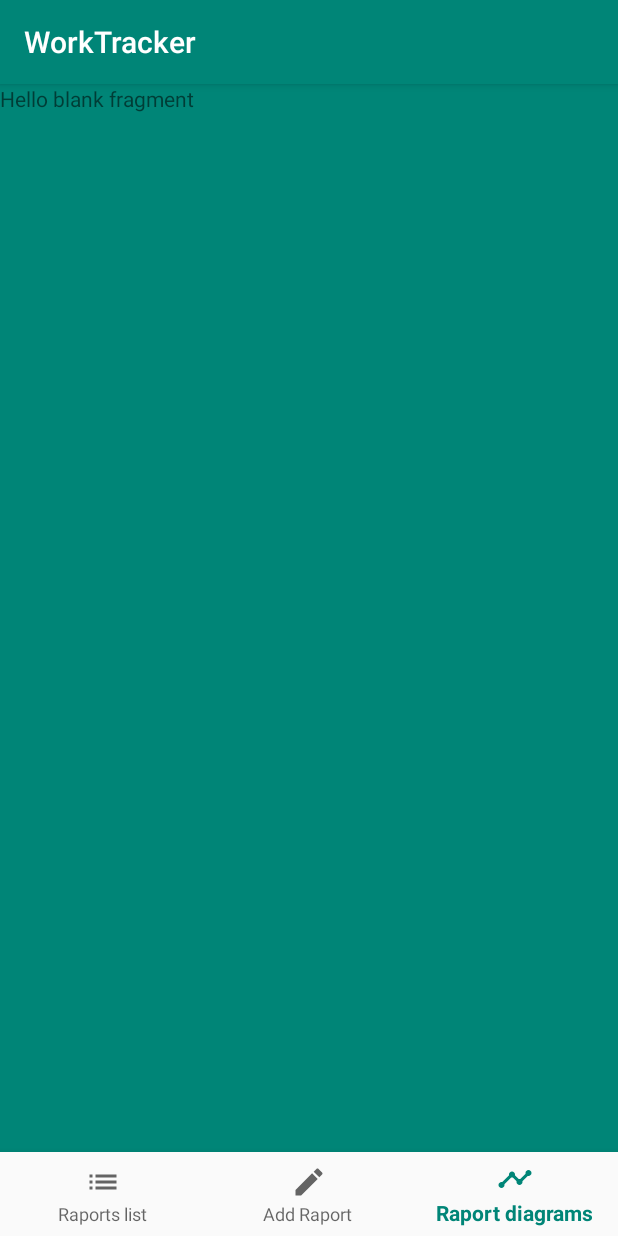
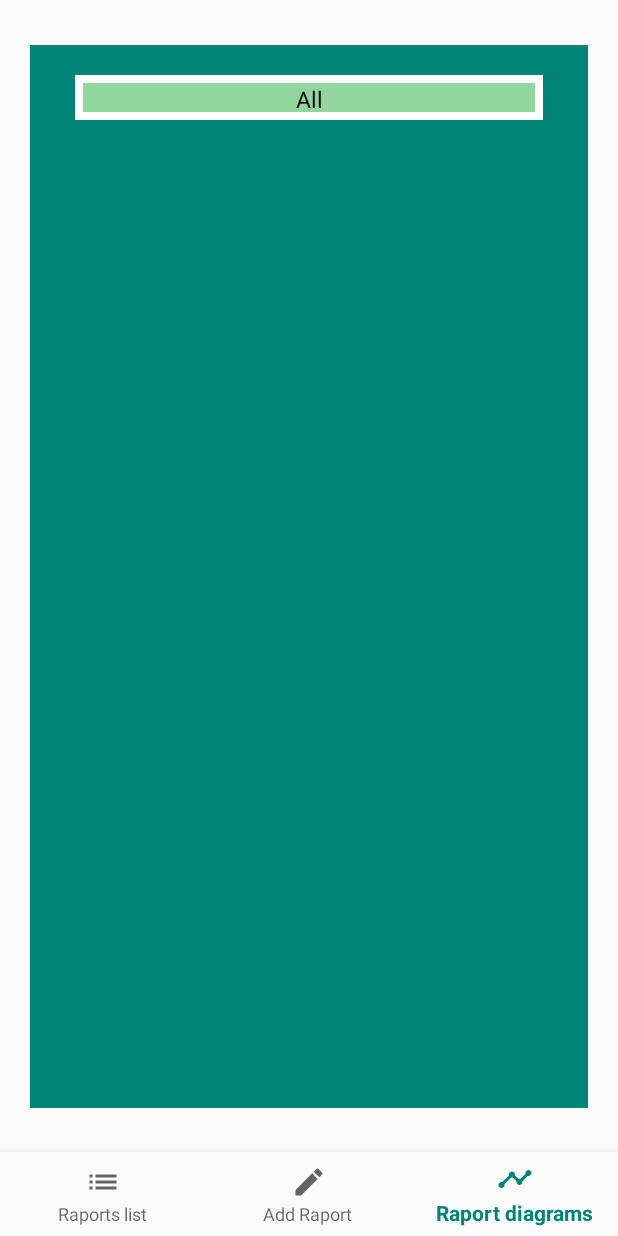
Before and after one commit to Jankowsky/WorkTracker-Kotlin, an Android app: the screen it shows after launch (MainActivity), item 3 of the bottom bar chosen, on a phone screen of 412 x 824 dp. Run offline under Robolectric (Android 15) with nearby library versions, the phone set to English and light mode, and no system bars; our stand-ins replace Room's generated code.

Commit message:
styled app, repaired some bugs

```diff
--- a/WorkTracker/app/src/main/java/com/example/student/worktracker/MainActivity.kt
+++ b/WorkTracker/app/src/main/java/com/example/student/worktracker/MainActivity.kt
@@ -16,17 +16,14 @@ class MainActivity : AppCompatActivity() {
     private val mOnNavigationItemSelectedListener = BottomNavigationView.OnNavigationItemSelectedListener { item ->
         when (item.itemId) {
             R.id.navigation_home -> {
-                message.setText(R.string.title_home)
                 createRaportListViewFragment()
                 return@OnNavigationItemSelectedListener true
             }
             R.id.navigation_dashboard -> {
-                message.setText(R.string.title_dashboard)
                 createAddRaportFragment()
                 return@OnNavigationItemSelectedListener true
             }
             R.id.navigation_notifications -> {
-                message.setText(R.string.title_notifications)
                 createRaportDiagramsFragment()
                 return@OnNavigationItemSelectedListener true
             }
--- a/WorkTracker/app/src/main/java/com/example/student/worktracker/RaportDiagramsFragment.kt
+++ b/WorkTracker/app/src/main/java/com/example/student/worktracker/RaportDiagramsFragment.kt
@@ -1,13 +1,18 @@
 package com.example.student.worktracker
 
 
+import android.content.Context
 import android.os.Bundle
 import android.support.v4.app.Fragment
 import android.view.LayoutInflater
 import android.view.View
 import android.view.ViewGroup
+import android.widget.ArrayAdapter
+import android.widget.Spinner
 
 import com.example.student.worktracker.R
+import com.example.student.worktracker.Room.AppDb
+import java.util.concurrent.Executors
 
 // TODO: Rename parameter arguments, choose names that match
 // the fragment initialization parameters, e.g. ARG_ITEM_NUMBER
@@ -20,6 +25,10 @@ private const val ARG_PARAM2 = "param2"
  */
 class RaportDiagramsFragment : Fragment() {
 
+    var db : AppDb? = null
+    var spinner : Spinner? = null
+    var categoryList : Array<String?>? = null
+
     override fun onCreateView(
         inflater: LayoutInflater, container: ViewGroup?,
         savedInstanceState: Bundle?
@@ -28,5 +37,35 @@ class RaportDiagramsFragment : Fragment() {
         return inflater.inflate(R.layout.fragment_raport_diagrams, container, false)
     }
 
+    override fun onAttach(context: Context?) {
+        super.onAttach(context)
 
+        db = AppDb(context!!)
+        val myExecutor = Executors.newSingleThreadExecutor()
+        myExecutor.execute {
+            var raports = db!!.raportDao().getCategories()
+            categoryList = arrayOfNulls<String>(raports.size+1)
+            categoryList!![0] = getString(R.string.all)
+            for (i in 1 until raports.size+1) {
+                val raport = raports[i-1]
+                categoryList!![i] = raport
+            }
+
+
+            val adapter = ArrayAdapter<String>(activity!!, R.layout.spinner_item, R.id.categoryItem, categoryList)
+
+            activity!!.runOnUiThread(Runnable {
+                spinner!!.adapter = adapter
+            })
+        }
+
+    }
+
+    override fun onViewCreated(view: View, savedInstanceState: Bundle?) {
+        super.onViewCreated(view, savedInstanceState)
+
+        activity!!.runOnUiThread(Runnable {
+            spinner = activity!!.findViewById(R.id.spinner)
+        })
+    }
 }
--- a/WorkTracker/app/src/main/java/com/example/student/worktracker/RaportListViewFragment.kt
+++ b/WorkTracker/app/src/main/java/com/example/student/worktracker/RaportListViewFragment.kt
@@ -47,33 +47,21 @@ class RaportListViewFragment : Fragment() {
 
         val myExecutor = Executors.newSingleThreadExecutor()
         myExecutor.execute{
-
-
-
-
-            var raports = db!!.raportDao().getRaports()
-            listItemsWorkTime = arrayOfNulls<Int>(raports.size)
-            listItemsCategory = arrayOfNulls<String>(raports.size)
-            listItemsDate = arrayOfNulls<String>(raports.size)
-
-            for(i in 0 until raports.size)
-            {
-                val raport = raports[i]
-                listItemsCategory!![i] = raport.Category
-                listItemsDate!![i] = raport.StartDate
-                listItemsWorkTime!![i] = raport.WorkTime
-            }
-
-
+            refreshList()
             adapter = com.example.student.worktracker.ListAdapter(activity!!, listItemsCategory!!, listItemsDate!!, listItemsWorkTime!!)
             activity!!.runOnUiThread(Runnable {
                 RaportList!!.adapter = adapter
                 adapter!!.notifyDataSetChanged()
+
             })
 
         }
 
 
+    }
+
+    override fun onResume() {
+        super.onResume()
     }
 
     override fun onPause() {
@@ -85,7 +73,14 @@ class RaportListViewFragment : Fragment() {
         inflater: LayoutInflater, container: ViewGroup?,
         savedInstanceState: Bundle?
     ): View? {
-
+        if(adapter != null)
+        {
+            val myExecutor = Executors.newSingleThreadExecutor()
+            myExecutor.execute{
+                refreshList()
+            }
+            adapter!!.notifyDataSetChanged()
+        }
         // Inflate the layout for this fragment
         return inflater.inflate(R.layout.fragment_raport_list_view, container, false)
     }
@@ -105,6 +100,23 @@ class RaportListViewFragment : Fragment() {
 
     }
 
+    fun refreshList()
+    {
+        var raports = db!!.raportDao().getRaports()
+
+        listItemsWorkTime = arrayOfNulls<Int>(raports.size)
+        listItemsCategory = arrayOfNulls<String>(raports.size)
+        listItemsDate = arrayOfNulls<String>(raports.size)
+
+        for(i in 0 until raports.size)
+        {
+            val raport = raports[i]
+            listItemsCategory!![i] = raport.Category
+            listItemsDate!![i] = raport.StartDate
+            listItemsWorkTime!![i] = raport.WorkTime
+        }
+    }
+
 
 
 
--- a/WorkTracker/app/src/main/java/com/example/student/worktracker/Room/RaportDao.kt
+++ b/WorkTracker/app/src/main/java/com/example/student/worktracker/Room/RaportDao.kt
@@ -12,4 +12,7 @@ interface RaportDao
 
     @Query("SELECT * FROM raports")
     fun getRaports() : List<Raport>
+
+    @Query("SELECT Category FROM raports GROUP BY Category")
+    fun getCategories() : List<String>
 }
--- a/WorkTracker/app/src/main/res/layout/activity_main.xml
+++ b/WorkTracker/app/src/main/res/layout/activity_main.xml
@@ -6,22 +6,19 @@
         android:id="@+id/container"
         android:layout_width="match_parent"
         android:layout_height="match_parent"
-        tools:context=".MainActivity">
-
-    <TextView
-            android:id="@+id/message"
-            android:layout_width="match_parent"
-            android:layout_height="wrap_content"
-            android:layout_alignParentTop="true"
-            android:textSize="30dp"
-            android:text="@string/title_home"
-            android:gravity="center"/>
+        tools:context=".MainActivity"
+        >
 
     <LinearLayout
             android:layout_width="match_parent"
             android:layout_height="match_parent"
             android:id="@+id/fragmentHolder"
-            android:orientation="vertical">
+            android:orientation="vertical"
+            android:paddingTop="30dp"
+            android:paddingLeft="20dp"
+            android:paddingRight="20dp"
+            android:paddingBottom="30dp"
+            android:layout_marginBottom="55dp">
 
     </LinearLayout>
 
--- a/WorkTracker/app/src/main/res/layout/fragment_raport_diagrams.xml
+++ b/WorkTracker/app/src/main/res/layout/fragment_raport_diagrams.xml
@@ -6,10 +6,15 @@
              tools:context=".RaportDiagramsFragment"
              android:background="@color/colorPrimary">
 
-    <!-- TODO: Update blank fragment layout -->
-    <TextView
+
+    <Spinner
             android:layout_width="match_parent"
-            android:layout_height="match_parent"
-            android:text="@string/hello_blank_fragment"/>
-
+            android:layout_height="wrap_content"
+            android:id="@+id/spinner"
+            android:layout_marginTop="20sp"
+            android:layout_marginRight="30dp"
+            android:layout_marginLeft="30dp"
+            android:paddingRight="0dp"
+            android:paddingLeft="0dp"
+            android:gravity="center"/>
 </FrameLayout>
--- /dev/null
+++ b/WorkTracker/app/src/main/res/layout/spinner_item.xml
@@ -0,0 +1,19 @@
+<?xml version="1.0" encoding="utf-8"?>
+<RelativeLayout xmlns:android="http://schemas.android.com/apk/res/android"
+                android:layout_width="match_parent"
+                android:layout_height="30dp"
+                android:background="#fff" >
+
+    <TextView
+            android:id="@+id/categoryItem"
+            android:layout_width="match_parent"
+            android:layout_height="wrap_content"
+            android:gravity="left|center_vertical"
+            android:textColor="#000"
+            android:textSize="15sp"
+            android:textAlignment="center"
+            android:layout_margin="5dp"
+            android:background="#91d69d"/>
+
+
+</RelativeLayout>
--- a/WorkTracker/app/src/main/res/values/strings.xml
+++ b/WorkTracker/app/src/main/res/values/strings.xml
@@ -7,6 +7,7 @@
     <string name="pickStartDate">Pick start time :</string>
     <string name="pickEndDate">Pick end time :</string>
     <string name="addRaport">Submit</string>
+    <string name="all">All</string>
     <!-- TODO: Remove or change this placeholder text -->
     <string name="hello_blank_fragment">Hello blank fragment</string>
 </resources>
--- a/WorkTracker/app/src/main/res/values/styles.xml
+++ b/WorkTracker/app/src/main/res/values/styles.xml
@@ -1,7 +1,7 @@
 <resources>
 
     <!-- Base application theme. -->
-    <style name="AppTheme" parent="Theme.AppCompat.Light.DarkActionBar">
+    <style name="AppTheme" parent="Theme.AppCompat.Light.NoActionBar">
         <!-- Customize your theme here. -->
         <item name="colorPrimary">@color/colorPrimary</item>
         <item name="colorPrimaryDark">@color/colorPrimaryDark</item>
```
Also changed, not shown: WorkTracker/app/src/main/java/com/example/student/worktracker/AddRaportFragment.kt (+31 -24 lines), WorkTracker/app/src/main/res/layout/fragment_add_raport.xml (+7 -4 lines), WorkTracker/app/src/main/res/layout/fragment_raport_list_view.xml (+6 -7 lines).
